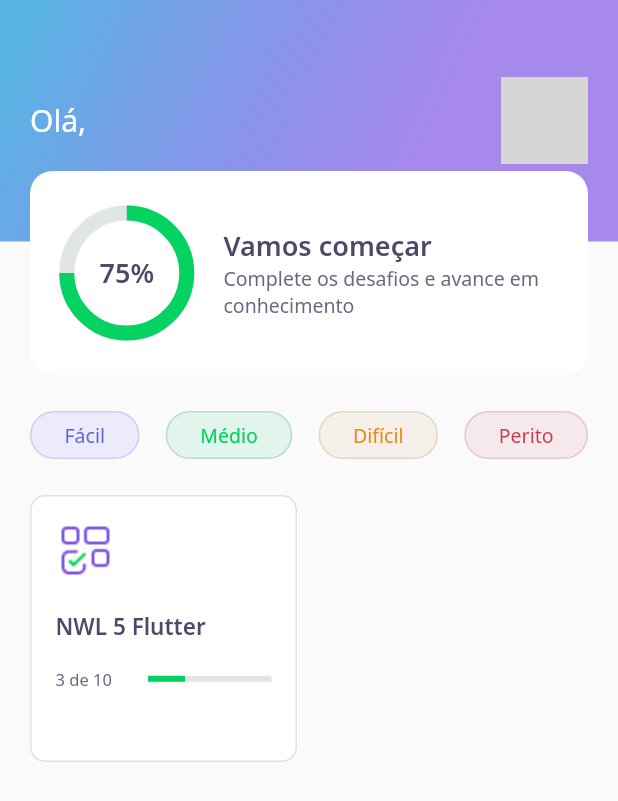
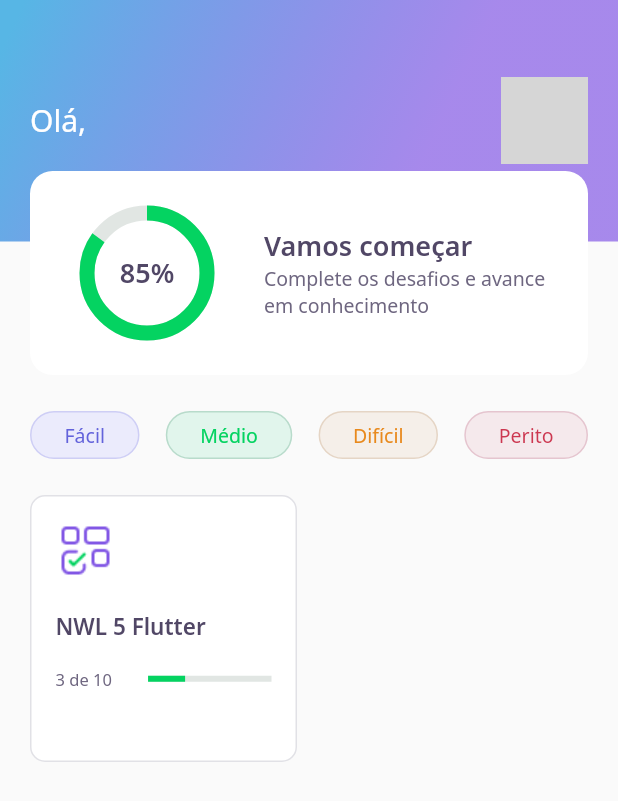
Before and after one commit to LeonardoJRibeiro/devquiz, a Flutter app: the screen it shows once a user with an empty profile is signed in, on a phone screen of 412 x 824 dp. Shown: the top 801 px of the screen. Run offline on Flutter 3.47's test engine with Material 2 defaults, Android fonts, the phone set to English and light mode, and no system bars; our stand-ins replace firebase_auth, firebase_core, flutter_signin_button, google_fonts, google_sign_in, share_plus; accounts and stored records are empty; network calls fail; grey boxes are pictures that could not be loaded.

```diff
--- a/lib/challeng/challeng_controller.dart
+++ b/lib/challeng/challeng_controller.dart
@@ -4,4 +4,6 @@ class ChallengController {
   final currentPageNotifier = ValueNotifier<int>(1);
   int get currentPage => currentPageNotifier.value;
   set currentPage(int newValue) => currentPageNotifier.value = newValue;
+
+  int answersRight = 0;
 }
--- a/lib/challeng/widgets/answer/answer_widget.dart
+++ b/lib/challeng/widgets/answer/answer_widget.dart
@@ -7,7 +7,7 @@ import 'package:DevQuiz/shared/models/answer_model.dart';
 class AnswerWidget extends StatelessWidget {
   final AnswerModel answer;
   final bool isSelected;
-  final VoidCallback onTap;
+  final ValueChanged<bool> onTap;
   final bool disabled;
 
   AnswerWidget({
@@ -42,7 +42,7 @@ class AnswerWidget extends StatelessWidget {
       child: IgnorePointer(
         ignoring: disabled,
         child: GestureDetector(
-          onTap: onTap,
+          onTap: () => onTap(answer.isRight),
           child: Container(
             padding: EdgeInsets.all(16),
             decoration: BoxDecoration(
--- a/lib/challeng/widgets/next_button/next_button_widget.dart
+++ b/lib/challeng/widgets/next_button/next_button_widget.dart
@@ -24,6 +24,11 @@ class NextButtonWidget extends StatelessWidget {
       : this.backgroundColor = AppColors.darkGreen,
         this.fontColor = AppColors.white,
         this.borderColor = AppColors.green;
+
+  NextButtonWidget.purple({required this.label, required this.onTap})
+      : this.backgroundColor = AppColors.purple,
+        this.fontColor = AppColors.white,
+        this.borderColor = AppColors.purple;
 
   NextButtonWidget.white({required this.label, required this.onTap})
       : this.backgroundColor = AppColors.white,
--- a/lib/home/home_page.dart
+++ b/lib/home/home_page.dart
@@ -77,6 +77,7 @@ class _HomePageState extends State<HomePage> {
                               MaterialPageRoute(
                                   builder: (context) => ChallengPage(
                                         questions: quiz.questions,
+                                        title: quiz.title,
                                       ))),
                         ),
                       )
--- a/lib/home/widgets/chart/chart_widget.dart
+++ b/lib/home/widgets/chart/chart_widget.dart
@@ -1,32 +1,62 @@
 import 'package:DevQuiz/core/core.dart';
 import 'package:flutter/material.dart';
 
-class ChartWidget extends StatelessWidget {
+class ChartWidget extends StatefulWidget {
+  final double percent;
+
+  const ChartWidget({Key? key, required this.percent}) : super(key: key);
+
+  @override
+  _ChartWidgetState createState() => _ChartWidgetState();
+}
+
+class _ChartWidgetState extends State<ChartWidget>
+    with SingleTickerProviderStateMixin {
+  late AnimationController _controller;
+  late Animation<double> _animation;
+
+  void _initAnimation() {
+    _controller =
+        AnimationController(vsync: this, duration: Duration(seconds: 2));
+    _animation =
+        Tween<double>(begin: 0.0, end: widget.percent).animate(_controller);
+    _controller.forward();
+  }
+
+  void initState() {
+    _initAnimation();
+    super.initState();
+  }
+
   @override
   Widget build(BuildContext context) {
     return Container(
       height: 80,
       width: 80,
-      child: Stack(children: [
+      child: AnimatedBuilder(
+        animation: _animation,
+        builder: (context, _) => Stack(children: [
           Center(
             child: Container(
               height: 80,
               width: 80,
               child: CircularProgressIndicator(
                 strokeWidth: 10,
-              value: 0.75,
+                value: _animation.value,
                 backgroundColor: AppColors.chartSecondary,
-              valueColor: AlwaysStoppedAnimation<Color>(AppColors.chartPrimary),
+                valueColor:
+                    AlwaysStoppedAnimation<Color>(AppColors.chartPrimary),
               ),
             ),
           ),
           Center(
             child: Text(
-            "75%",
+              "${(_animation.value * 100).toInt()}%",
               style: AppTextStyles.heading,
             ),
           )
         ]),
+      ),
     );
   }
 }
--- a/lib/home/widgets/score_card/score_card_widget.dart
+++ b/lib/home/widgets/score_card/score_card_widget.dart
@@ -20,10 +20,10 @@ class ScoreCardWidget extends StatelessWidget {
             children: [
               Expanded(
                 flex: 1,
-                child: ChartWidget(),
+                child: ChartWidget(percent: 0.85),
               ),
               Expanded(
-                flex: 3,
+                flex: 2,
                 child: Padding(
                   padding: const EdgeInsets.only(left: 24),
                   child: Column(
--- a/pubspec.yaml
+++ b/pubspec.yaml
@@ -14,6 +14,7 @@ dependencies:
   firebase_auth: "^1.1.0"
   google_sign_in: "^5.0.2"
   flutter_signin_button: "^2.0.0"
+  share_plus: ^2.0.1
 
 dev_dependencies:
   flutter_test:
```
Also changed, not shown: lib/challeng/challeng_page.dart (+28 -5 lines), lib/challeng/widgets/quiz/quiz_widget.dart (+4 -4 lines), lib/result/result_page.dart (added, +96 -0 lines), assets/images/trophy.png, pubspec.lock. Lines whose indentation alone changed are shown as unchanged.
